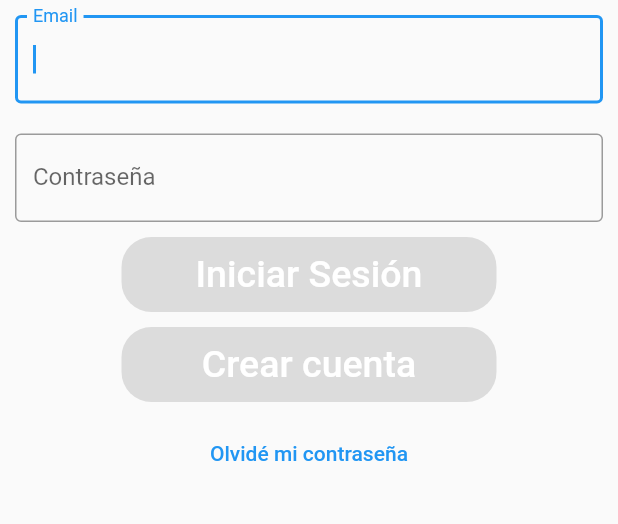
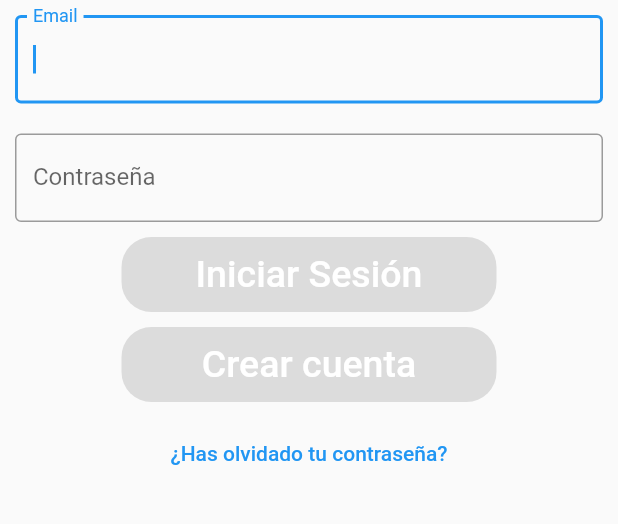
Before and after one commit to DavidEstrada99/appdri, a Flutter app: the screen it shows after launch, on a phone screen of 412 x 824 dp, the part 204-728 px from its top. Run offline on Flutter 3.47's test engine with Material 2 defaults, Android fonts, the phone set to English and light mode, and no system bars; our stand-ins replace cloud_firestore, firebase_auth, firebase_core, firebase_messaging, flutter_conditional_rendering, flutter_local_notifications and 1 more; accounts and stored records are empty.

```diff
--- a/ss_dri/lib/login.dart
+++ b/ss_dri/lib/login.dart
@@ -45,7 +45,9 @@ class _LoginState extends State<Login> {
 
   @override
   Widget build(BuildContext context) {
-    final content = Column(
+    return Scaffold(
+    body: SingleChildScrollView(
+      child: Column(
         children: <Widget>[
           Container(
             height: 80.0,
@@ -112,10 +114,6 @@ class _LoginState extends State<Login> {
               onPressed: !_validate || !_validatePwd
                   ? null
                   : () {
-                    /*auth.createUserWithEmailAndPassword(email: _text.text, password: _textPwd.text).then((_){
-                      //Navigator.push(context, MaterialPageRoute(builder: (_) => Verify()));
-                      Navigator.of(context).pushReplacement(MaterialPageRoute(builder: (context) => Verify()));
-                    });*/
                       singUp(_text.text, _textPwd.text);
                     },
               child: Text(
@@ -127,7 +125,7 @@ class _LoginState extends State<Login> {
           Row(
             mainAxisAlignment: MainAxisAlignment.center,
             children: [
-            TextButton(child: Text('Olvidé mi contraseña'), onPressed: () => Navigator.of(context).push(MaterialPageRoute(builder: (context) => RestorePwd())) )
+              TextButton(child: Text('¿Has olvidado tu contraseña?'), onPressed: () => Navigator.of(context).push(MaterialPageRoute(builder: (context) => RestorePwd())) )
             ]
           ),
           Conditional.single(
@@ -143,8 +141,8 @@ class _LoginState extends State<Login> {
                     ),
                   ))
         ],
-    );
-    return content;
+      ),
+    ));
   }
 
   void validateMyInput() {
--- a/ss_dri/lib/main.dart
+++ b/ss_dri/lib/main.dart
@@ -1,6 +1,7 @@
 import 'package:flutter/foundation.dart';
 import 'package:flutter/material.dart';
 import 'package:flutter_local_notifications/flutter_local_notifications.dart';
+import 'Student.dart';
 import 'login.dart';
 import 'package:intl/date_symbol_data_local.dart';
 import 'package:firebase_core/firebase_core.dart';
@@ -100,6 +101,10 @@ class _MyAppState extends State<MyApp> {
         ),
         body: new Login(),
       ),
+      routes: <String,WidgetBuilder>{
+        '/home': (BuildContext context) => new StudentHome(),
+        '/login': (BuildContext context) => new MyApp(),
+      },
       debugShowCheckedModeBanner: false,
     );
   }
```
Also changed, not shown: ss_dri/lib/Student.dart (+40 -0 lines). Lines whose indentation alone changed are shown as unchanged.
